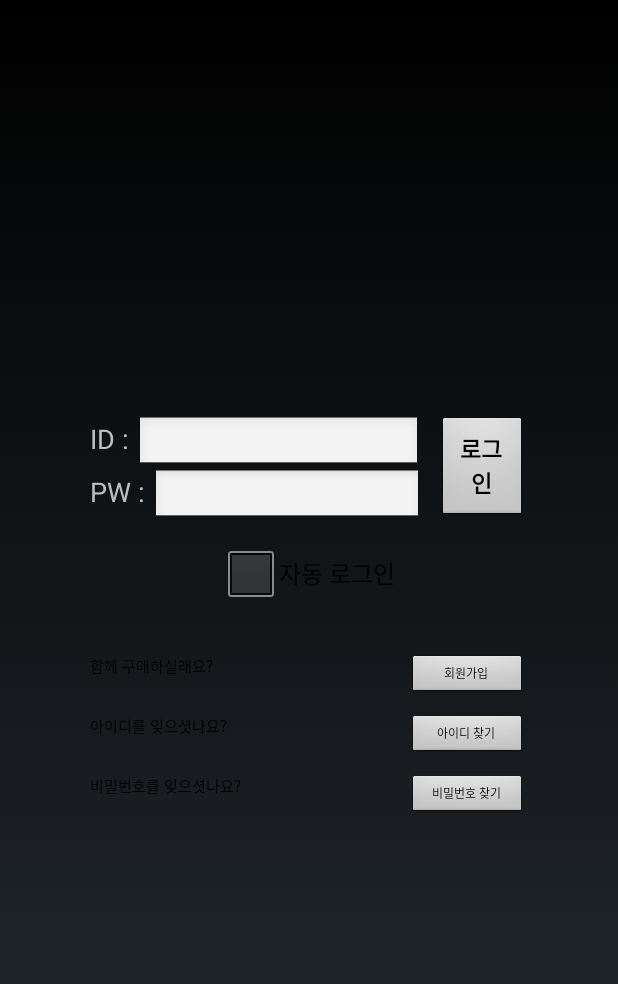
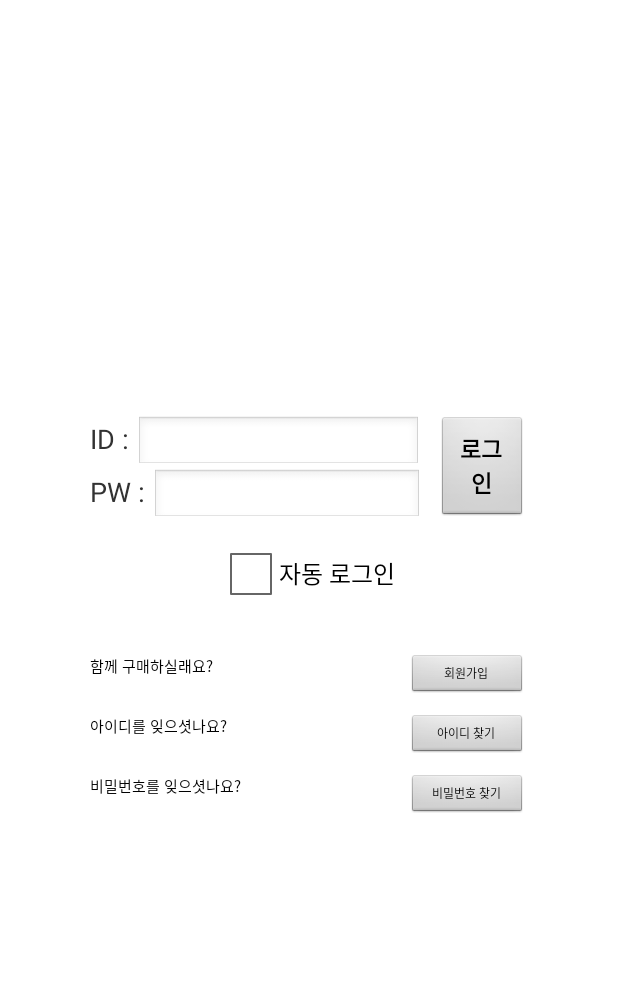
Before and after one commit to redabraxas/BuyTogether, an Android app: the LoginActivity screen opened directly, with no data from a screen before it, on a phone screen of 412 x 824 dp. Shown: the top 984 px of the screen. Run offline under Robolectric (Android 15) with nearby library versions, the phone set to English and light mode, and no system bars.

Commit message:
danhee thema

```diff
--- a/app/src/main/AndroidManifest.xml
+++ b/app/src/main/AndroidManifest.xml
@@ -7,7 +7,7 @@
         android:allowBackup="true"
         android:icon="@drawable/logo"
         android:label="@string/app_name"
-        android:theme="@android:style/Theme.NoTitleBar" >
+        android:theme="@style/Mytheme" >
         <activity
             android:name=".MainActivity"
             android:label="@string/app_name" >
--- a/app/src/main/java/com/chocoroll/buyto/AllDeal/AllDealFragment.java
+++ b/app/src/main/java/com/chocoroll/buyto/AllDeal/AllDealFragment.java
@@ -233,7 +233,7 @@ public class AllDealFragment extends Fragment {
                         @Override
                         public void failure(RetrofitError retrofitError) {
                             dialog.dismiss();
-                            Log.e("error",retrofitError.getCause().toString());
+
                             AlertDialog.Builder builder = new AlertDialog.Builder(getActivity());
                             builder.setTitle("네트워크가 불안정합니다.")        // 제목 설정
                                     .setMessage("네트워크를 확인해주세요")        // 메세지 설정
--- a/app/src/main/res/layout/activity_login.xml
+++ b/app/src/main/res/layout/activity_login.xml
@@ -2,7 +2,8 @@
     xmlns:tools="http://schemas.android.com/tools"
     android:layout_width="match_parent"
     android:layout_height="match_parent"
-    tools:context="com.example.adaasdasd.MainActivity" >
+    tools:context="com.example.adaasdasd.MainActivity"
+    android:background="#ffffff">
 
     <LinearLayout
         android:layout_width="wrap_content"
--- a/app/src/main/res/values/strings.xml
+++ b/app/src/main/res/values/strings.xml
@@ -6,6 +6,7 @@
     <string name="menu_wish">위시 딜 보기</string>
     <string name="menu_make">딜 만들기</string>
     <string name="menu_admin">관리자 메뉴</string>
+    <string name="menu_seller">판매자 메뉴</string>
     <string name="menu_bookmark">즐겨찾기 설정</string>
     <string name="menu_myinfo">내 정보 수정</string>
     <string name="menu_mydeal">나의 딜/위시딜 상태</string>
--- a/app/src/main/res/values/styles.xml
+++ b/app/src/main/res/values/styles.xml
@@ -17,7 +17,7 @@
     <style name="AppTheme" parent="AppBaseTheme">
         <!-- All customizations that are NOT specific to a particular API-level can go here. -->
     </style>
-    <style name="Mytheme" parent="android:Theme.Holo.Light">
+    <style name="Mytheme" parent="android:Theme.Light">
 
         <item name="android:windowNoTitle">true</item>
     </style>
```
Also changed, not shown: app/src/main/java/com/chocoroll/buyto/MainActivity.java (+9 -0 lines).
